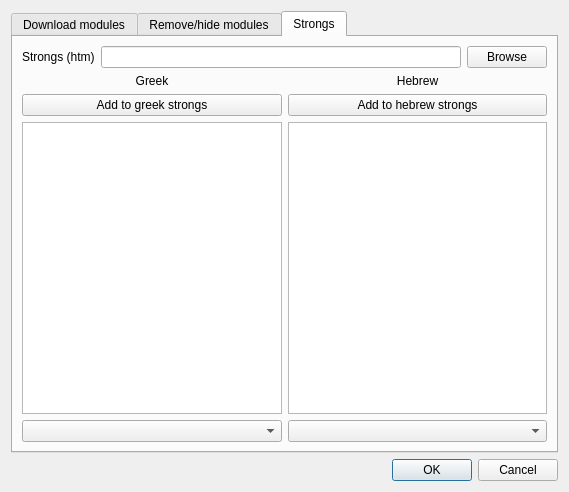
Qt form src/gui/dialogs/managermodules/managermodules.ui (axsapronov/QSopherim) before a commit.
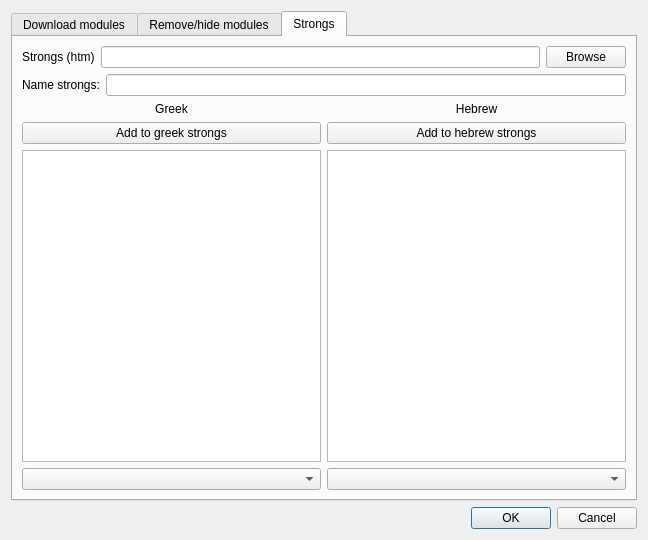
The same form after that commit.

Commit message: [ADD] add strongcommon file. Add gui to add strong (1-step)

Diff of the .ui file:
```diff
--- a/src/gui/dialogs/managermodules/managermodules.ui
+++ b/src/gui/dialogs/managermodules/managermodules.ui
@@ -6,8 +6,8 @@
    <rect>
     <x>0</x>
     <y>0</y>
-    <width>569</width>
-    <height>492</height>
+    <width>648</width>
+    <height>540</height>
    </rect>
   </property>
   <property name="windowTitle">
@@ -192,6 +192,8 @@
       </attribute>
       <layout class="QGridLayout" name="gridLayout_5">
        <item row="0" column="0" colspan="2">
+        <layout class="QVBoxLayout" name="verticalLayout_3">
+         <item>
         <layout class="QHBoxLayout" name="horizontalLayout_4">
          <item>
           <widget class="QLabel" name="label_2">
@@ -209,6 +211,22 @@
             <string>Browse</string>
            </property>
           </widget>
+           </item>
+          </layout>
+         </item>
+         <item>
+          <layout class="QHBoxLayout" name="horizontalLayout_5">
+           <item>
+            <widget class="QLabel" name="label_5">
+             <property name="text">
+              <string>Name strongs:</string>
+             </property>
+            </widget>
+           </item>
+           <item>
+            <widget class="QLineEdit" name="LEStrongName"/>
+           </item>
+          </layout>
          </item>
         </layout>
        </item>
```
Left out of the diff: 2 changed lines with no effect on the pictures. Lines whose indentation alone changed are shown as unchanged. The commit also changes 18 other files.
